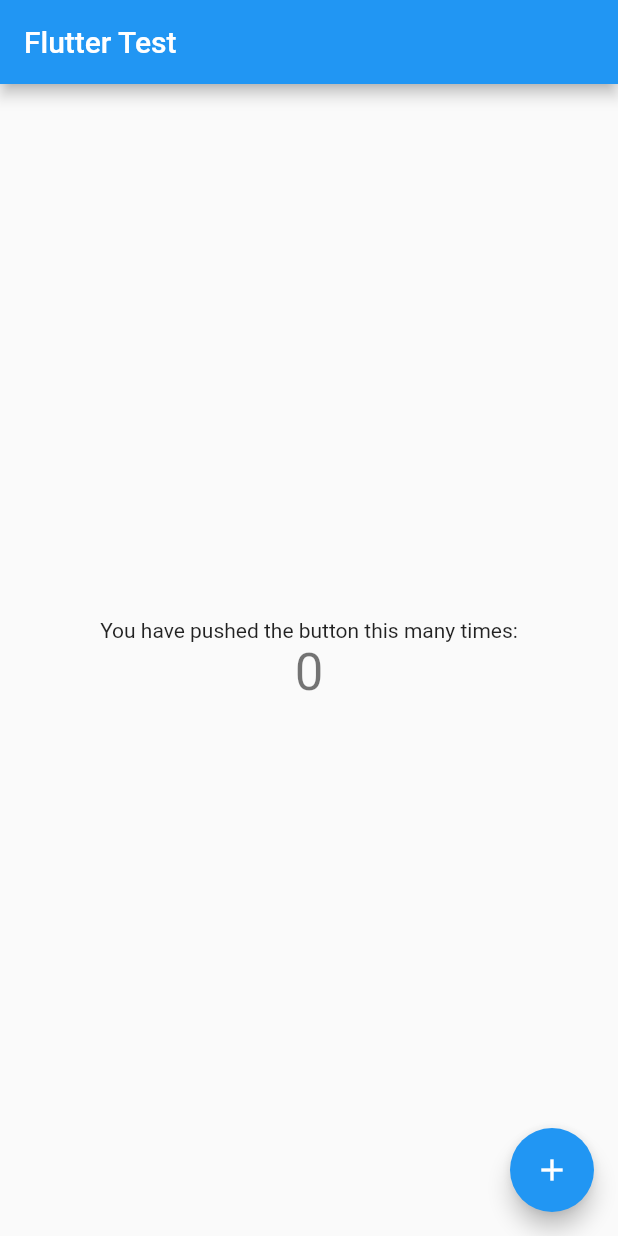
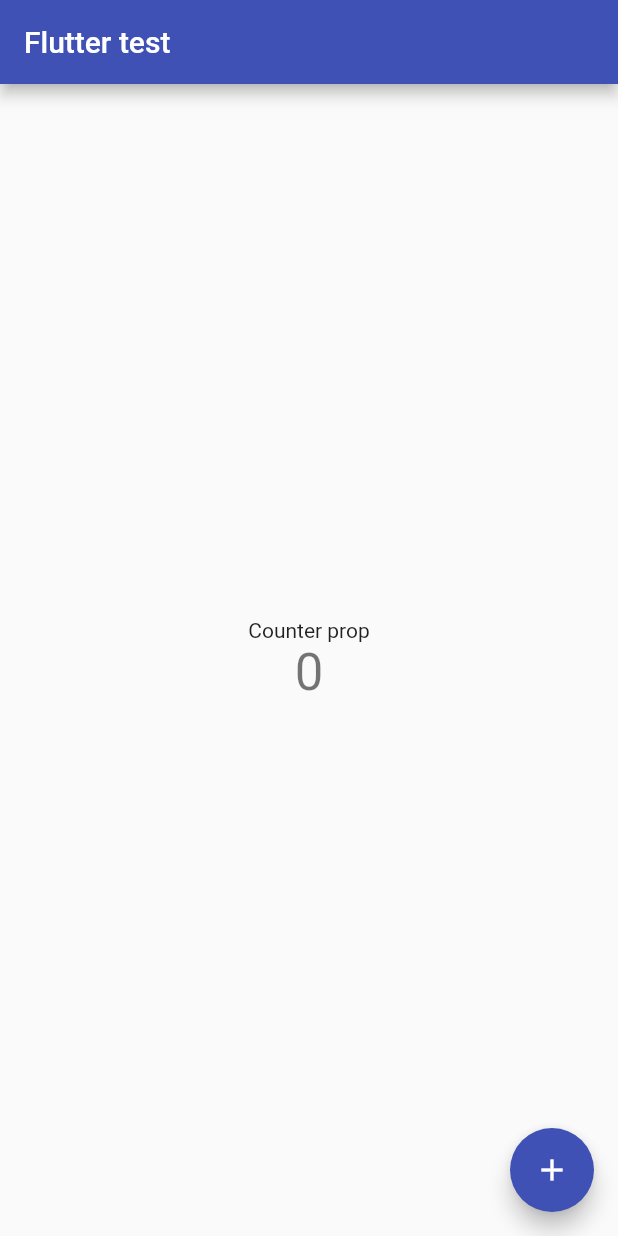
Before and after one commit to Blackraven93/flutter-test, a Flutter app: the screen it shows after launch, on a phone screen of 412 x 824 dp. Run offline on Flutter 3.47's test engine with Material 2 defaults, Android fonts, the phone set to English and light mode, and no system bars.

```diff
--- a/lib/main.dart
+++ b/lib/main.dart
@@ -22,9 +22,9 @@ class MyApp extends StatelessWidget {
         // or simply save your changes to "hot reload" in a Flutter IDE).
         // Notice that the counter didn't reset back to zero; the application
         // is not restarted.
-        primarySwatch: Colors.blue,
+        primarySwatch: Colors.indigo,
       ),
-      home: const MyHomePage(title: 'Flutter Test '),
+      home: const MyHomePage(title: 'Flutter test'),
     );
   }
 }
@@ -96,7 +96,7 @@ class _MyHomePageState extends State<MyHomePage> {
           mainAxisAlignment: MainAxisAlignment.center,
           children: <Widget>[
             const Text(
-              'You have pushed the button this many times:',
+              'Counter prop',
             ),
             Text(
               '$_counter',
```
